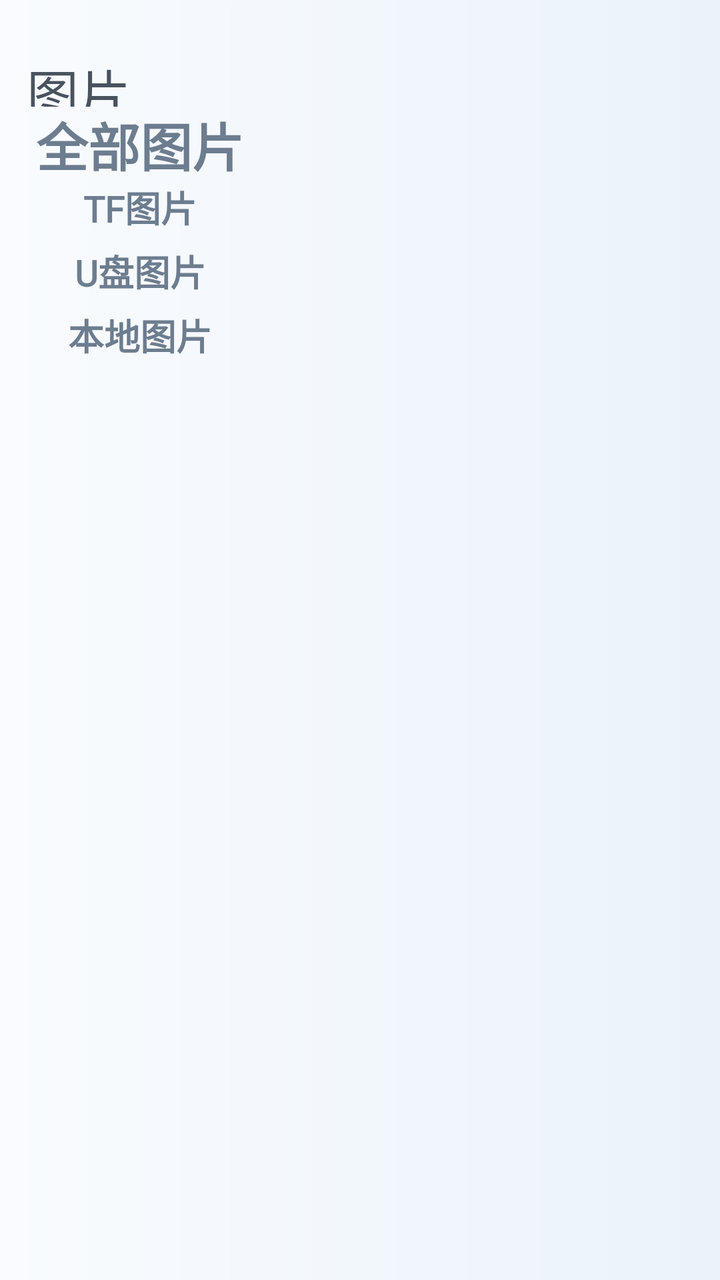
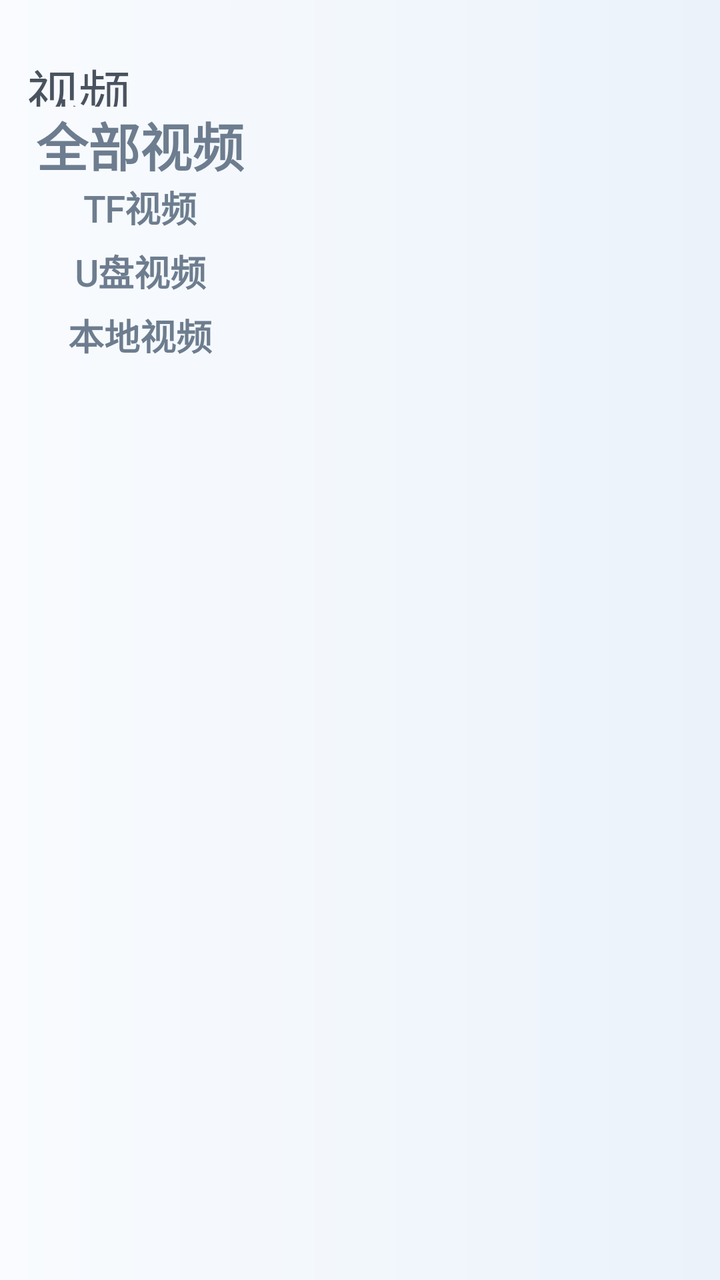

Compare the two renders of this Android layout. The source of the first and the diff that turns it into the second are given below.
<!-- AndroidManifest.xml: application theme AppTheme -->
<!-- res/layout/activity_main.xml -->
<?xml version="1.0" encoding="utf-8"?>
<LinearLayout xmlns:android="http://schemas.android.com/apk/res/android"
    xmlns:app="http://schemas.android.com/apk/res-auto"
    android:layout_width="match_parent"
    android:layout_height="match_parent"
    android:background="@mipmap/img_background"
    android:orientation="vertical"
    android:paddingTop="80px">

    <FrameLayout
        android:layout_width="match_parent"
        android:layout_height="80px">

        <TextView
            android:layout_width="wrap_content"
            android:layout_height="wrap_content"
            android:layout_gravity="center_vertical"
            android:layout_marginLeft="40px"
            android:fontFamily="@font/alibabapuhuiti_3_65_medium"
            android:text="图片"
            android:textColor="@color/color_49535F"
            android:textSize="26sp" />

        <TextView
            android:id="@+id/tv_select_num"
            android:layout_width="wrap_content"
            android:layout_height="wrap_content"
            android:layout_gravity="bottom"
            android:layout_marginLeft="442px"
            android:fontFamily="@font/alibabapuhuiti_3_65_medium"
            android:textColor="@color/color_8593A2"
            android:textSize="12sp"
            android:visibility="gone" />

        <TextView
            android:id="@+id/tv_manager"
            android:layout_width="wrap_content"
            android:layout_height="wrap_content"
            android:layout_gravity="center_vertical|end"
            android:layout_marginRight="108px"
            android:background="@drawable/selector_manager_bg"
            android:fontFamily="@font/alibabapuhuiti_3_65_medium"
            android:gravity="center"
            android:paddingLeft="30px"
            android:paddingTop="5px"
            android:paddingRight="30px"
            android:paddingBottom="5px"
            android:text="管理"
            android:textColor="@color/selector_text_manager"
            android:textSize="20sp"
            android:visibility="gone" />

        <LinearLayout
            android:id="@+id/ll_manager"
            android:layout_width="wrap_content"
            android:layout_height="wrap_content"
            android:layout_gravity="center_vertical|end"
            android:layout_marginRight="108px"
            android:orientation="horizontal"
            android:visibility="gone">

            <TextView
                android:id="@+id/tv_all_select"
                android:layout_width="wrap_content"
                android:layout_height="wrap_content"
                android:background="@drawable/selector_manager_bg"
                android:fontFamily="@font/alibabapuhuiti_3_65_medium"
                android:gravity="center"
                android:paddingLeft="30px"
                android:paddingTop="5px"
                android:paddingRight="30px"
                android:paddingBottom="5px"
                android:text="全选"
                android:textColor="@color/selector_text_manager"
                android:textSize="20sp" />

            <TextView
                android:id="@+id/tv_delete"
                android:layout_width="wrap_content"
                android:layout_height="wrap_content"
                android:layout_marginLeft="16px"
                android:background="@drawable/selector_manager_bg"
                android:fontFamily="@font/alibabapuhuiti_3_65_medium"
                android:gravity="center"
                android:paddingLeft="30px"
                android:paddingTop="5px"
                android:paddingRight="30px"
                android:paddingBottom="5px"
                android:text="删除"
                android:textColor="@color/selector_text_manager"
                android:textSize="20sp" />

            <TextView
                android:id="@+id/tv_cancel"
                android:layout_width="wrap_content"
                android:layout_height="wrap_content"
                android:layout_marginLeft="16px"
                android:background="@drawable/selector_manager_bg"
                android:fontFamily="@font/alibabapuhuiti_3_65_medium"
                android:gravity="center"
                android:paddingLeft="30px"
                android:paddingTop="5px"
                android:paddingRight="30px"
                android:paddingBottom="5px"
                android:text="取消"
                android:textColor="@color/selector_text_manager"
                android:textSize="20sp" />

        </LinearLayout>


    </FrameLayout>

    <LinearLayout
        android:layout_width="match_parent"
        android:layout_height="match_parent"
        android:orientation="horizontal">

        <LinearLayout
            android:layout_width="420px"
            android:layout_height="match_parent"
            android:gravity="center_horizontal"
            android:orientation="vertical">

            <TextView
                android:id="@+id/tv_all_picture"
                android:layout_width="match_parent"
                android:layout_height="110px"
                android:layout_marginLeft="10px"
                android:layout_marginRight="10px"
                android:background="@drawable/selector_type_bg_select"
                android:fontFamily="@font/alibabapuhuiti_3_65_medium"
                android:gravity="center"
                android:text="全部图片"
                android:textColor="@color/selector_text_select"
                android:textSize="26sp"
                android:textStyle="bold" />

            <TextView
                android:id="@+id/tv_sd_picture"
                android:layout_width="match_parent"
                android:layout_height="110px"
                android:layout_marginLeft="10px"
                android:layout_marginTop="-15px"
                android:layout_marginRight="10px"
                android:background="@drawable/selector_type_bg_select"
                android:fontFamily="@font/alibabapuhuiti_3_65_medium"
                android:gravity="center"
                android:text="TF图片"
                android:textColor="@color/selector_text_select"
                android:textSize="18sp"
                android:textStyle="bold" />

            <TextView
                android:id="@+id/tv_usb_picture"
                android:layout_width="match_parent"
                android:layout_height="110px"
                android:layout_marginLeft="10px"
                android:layout_marginTop="-15px"
                android:layout_marginRight="10px"
                android:background="@drawable/selector_type_bg_select"
                android:fontFamily="@font/alibabapuhuiti_3_65_medium"
                android:gravity="center"
                android:text="U盘图片"
                android:textColor="@color/selector_text_select"
                android:textSize="18sp"
                android:textStyle="bold" />

            <TextView
                android:id="@+id/tv_local_picture"
                android:layout_width="match_parent"
                android:layout_height="110px"
                android:layout_marginLeft="10px"
                android:layout_marginTop="-15px"
                android:layout_marginRight="10px"
                android:background="@drawable/selector_type_bg_select"
                android:fontFamily="@font/alibabapuhuiti_3_65_medium"
                android:gravity="center"
                android:text="本地图片"
                android:textColor="@color/selector_text_select"
                android:textSize="18sp"
                android:textStyle="bold" />

        </LinearLayout>


        <androidx.recyclerview.widget.RecyclerView
            android:id="@+id/rv_folder_picture"
            android:layout_width="match_parent"
            android:layout_height="match_parent"
            android:layout_marginLeft="24px"
            android:layout_marginRight="60px"
            android:fadeScrollbars="false"
            android:orientation="vertical"
            android:overScrollMode="never" />

        <androidx.recyclerview.widget.RecyclerView
            android:id="@+id/rv_picture"
            android:layout_width="match_parent"
            android:layout_height="match_parent"
            android:layout_marginLeft="24px"
            android:layout_marginRight="60px"
            android:scrollbarFadeDuration="0"
            android:scrollbarSize="8px"
            android:scrollbarStyle="outsideInset"
            android:paddingRight="20px"
            android:scrollbarThumbVertical="@drawable/thumb_drawable"
            android:scrollbarTrackVertical="@drawable/track_drawable"
            android:scrollbars="vertical"
            android:visibility="gone" />

        <FrameLayout
            android:id="@+id/view_empty"
            android:layout_width="match_parent"
            android:layout_height="match_parent"
            android:visibility="gone">

            <LinearLayout
                android:layout_width="wrap_content"
                android:layout_height="wrap_content"
                android:layout_marginTop="20px"
                android:layout_marginLeft="420px"
                android:gravity="center_horizontal"
                android:orientation="vertical">

                <ImageView
                    android:layout_width="wrap_content"
                    android:layout_height="wrap_content"
                    android:src="@mipmap/img_pic_bg_no" />

                <TextView
                    android:layout_width="wrap_content"
                    android:layout_height="wrap_content"
                    android:fontFamily="@font/alibabapuhuiti_3_65_medium"
                    android:text="暂无相关内容"
                    android:textColor="@color/color_49535F"
                    android:textSize="20sp" />

            </LinearLayout>

        </FrameLayout>

    </LinearLayout>

</LinearLayout>
<!-- resources referenced by this layout -->
<resources>
  <color name="color_49535F">#49535F</color>
  <color name="color_8593A2">#8593A2</color>
  <!-- drawable selector_manager_bg (drawable) -->
  <?xml version="1.0" encoding="utf-8"?>
  <selector xmlns:android="http://schemas.android.com/apk/res/android">
  
      <item android:drawable="@drawable/shape_manager_select_bg" android:state_pressed="true"/>
      <item android:drawable="@drawable/shape_manager_bg"/>
  
  </selector>
  <!-- drawable selector_type_bg_select (drawable) -->
  <?xml version="1.0" encoding="utf-8"?>
  <selector xmlns:android="http://schemas.android.com/apk/res/android">
  
      <item android:drawable="@mipmap/img_type_select_bg" android:state_selected="true"/>
      <item android:drawable="@color/color_transparent"/>
  
  </selector>
  <!-- drawable thumb_drawable (drawable) -->
  <?xml version="1.0" encoding="utf-8"?>
  <shape xmlns:android="http://schemas.android.com/apk/res/android">
      <solid android:color="@color/color_0085FA" /> 
      <corners android:radius="4px" /> 
      <size android:width="8px" android:height="40px" /> 
  </shape>
  <!-- drawable track_drawable (drawable) -->
  <?xml version="1.0" encoding="utf-8"?>
  <shape xmlns:android="http://schemas.android.com/apk/res/android">
      <solid android:color="@color/color_0085FA" /> 
      <corners android:radius="4px" />
      <size android:width="8px" />
  </shape>
  <!-- mipmap img_background: png bitmap (mipmap-hdpi, 8986 bytes) -->
  <!-- mipmap img_pic_bg_no: png bitmap (mipmap-hdpi, 44845 bytes) -->
  <style name="AppTheme" parent="Theme.AppCompat.Light.NoActionBar">
  
          <item name="colorPrimary">@color/color_transparent</item>
          <item name="colorPrimaryDark">@color/color_transparent</item>
          <item name="colorAccent">@color/color_transparent</item>
          <item name="android:windowBackground">@color/white</item>
  
          <item name="android:windowTranslucentNavigation">false</item>
          <item name="android:windowTranslucentStatus">false</item>
          <item name="android:windowIsTranslucent">false</item>
  
          <item name="android:windowAnimationStyle">@style/Animation</item>
  
      </style>
  <!-- drawable shape_manager_select_bg (drawable) -->
  <?xml version="1.0" encoding="utf-8"?>
  <shape xmlns:android="http://schemas.android.com/apk/res/android"
      android:shape="rectangle">
  
      <solid android:color="@color/color_17A1E6" />
      <corners android:radius="16px" />
  
  </shape>
  <!-- drawable shape_manager_bg (drawable) -->
  <?xml version="1.0" encoding="utf-8"?>
  <shape xmlns:android="http://schemas.android.com/apk/res/android"
      android:shape="rectangle">
  
      <solid android:color="@color/white" />
      <corners android:radius="16px" />
  
  </shape>
  <color name="color_transparent">#00000000</color>
  <color name="color_0085FA">#0085FA</color>
  <color name="white">#FFFFFFFF</color>
  <style name="Animation">
          <item name="android:activityOpenEnterAnimation">@null</item>
          <item name="android:activityOpenExitAnimation">@null</item>
          <item name="android:activityCloseEnterAnimation">@null</item>
          <item name="android:activityCloseExitAnimation">@null</item>
          <item name="android:taskOpenEnterAnimation">@null</item>
          <item name="android:taskOpenExitAnimation">@null</item>
          <item name="android:taskCloseEnterAnimation">@null</item>
          <item name="android:taskCloseExitAnimation">@null</item>
          <item name="android:taskToFrontEnterAnimation">@null</item>
          <item name="android:taskToFrontExitAnimation">@null</item>
          <item name="android:taskToBackEnterAnimation">@null</item>
          <item name="android:taskToBackExitAnimation">@null</item>
      </style>
  <color name="color_17A1E6">#17A1E6</color>
</resources>

<!-- the commit's change to res/layout/activity_main.xml (unified diff, before → after) -->
@@ -17,7 +17,7 @@
             android:layout_gravity="center_vertical"
             android:layout_marginLeft="40px"
             android:fontFamily="@font/alibabapuhuiti_3_65_medium"
-            android:text="图片"
+            android:text="视频"
             android:textColor="@color/color_49535F"
             android:textSize="26sp" />
 
@@ -131,7 +131,7 @@
                 android:background="@drawable/selector_type_bg_select"
                 android:fontFamily="@font/alibabapuhuiti_3_65_medium"
                 android:gravity="center"
-                android:text="全部图片"
+                android:text="全部视频"
                 android:textColor="@color/selector_text_select"
                 android:textSize="26sp"
                 android:textStyle="bold" />
@@ -146,7 +146,7 @@
                 android:background="@drawable/selector_type_bg_select"
                 android:fontFamily="@font/alibabapuhuiti_3_65_medium"
                 android:gravity="center"
-                android:text="TF图片"
+                android:text="TF视频"
                 android:textColor="@color/selector_text_select"
                 android:textSize="18sp"
                 android:textStyle="bold" />
@@ -161,7 +161,7 @@
                 android:background="@drawable/selector_type_bg_select"
                 android:fontFamily="@font/alibabapuhuiti_3_65_medium"
                 android:gravity="center"
-                android:text="U盘图片"
+                android:text="U盘视频"
                 android:textColor="@color/selector_text_select"
                 android:textSize="18sp"
                 android:textStyle="bold" />
@@ -176,7 +176,7 @@
                 android:background="@drawable/selector_type_bg_select"
                 android:fontFamily="@font/alibabapuhuiti_3_65_medium"
                 android:gravity="center"
-                android:text="本地图片"
+                android:text="本地视频"
                 android:textColor="@color/selector_text_select"
                 android:textSize="18sp"
                 android:textStyle="bold" />
